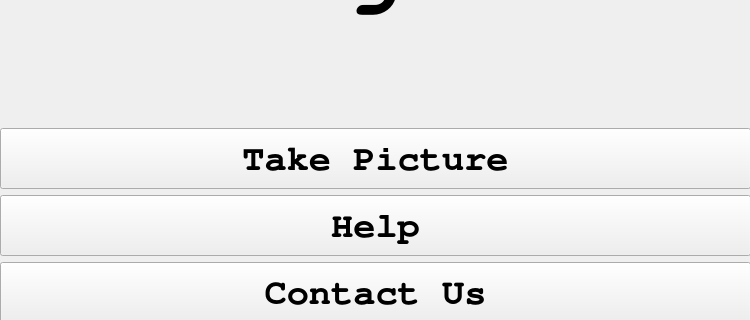
Above: src/welcome.ui from kaashmonee/songbox before the change; both pictures show x 0 to 750 and y 188 to 508 of the 750 by 508 pixel window. Below: the same form after it.
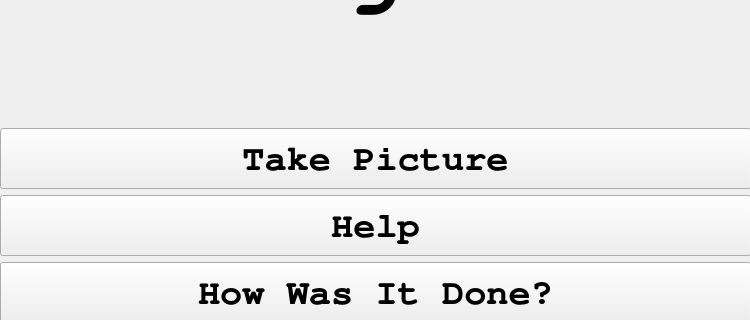
That is the form after the change.

Commit message: added bash script to convert .ui files to .py files

What changed in the file:
```diff
--- a/src/welcome.ui
+++ b/src/welcome.ui
@@ -92,7 +92,7 @@
        </font>
       </property>
       <property name="text">
-       <string>Contact Us</string>
+       <string>How Was It Done?</string>
       </property>
      </widget>
     </item>
```
Left out of the diff: 6 changed lines with no effect on the pictures. The commit also changes 3 other files.
